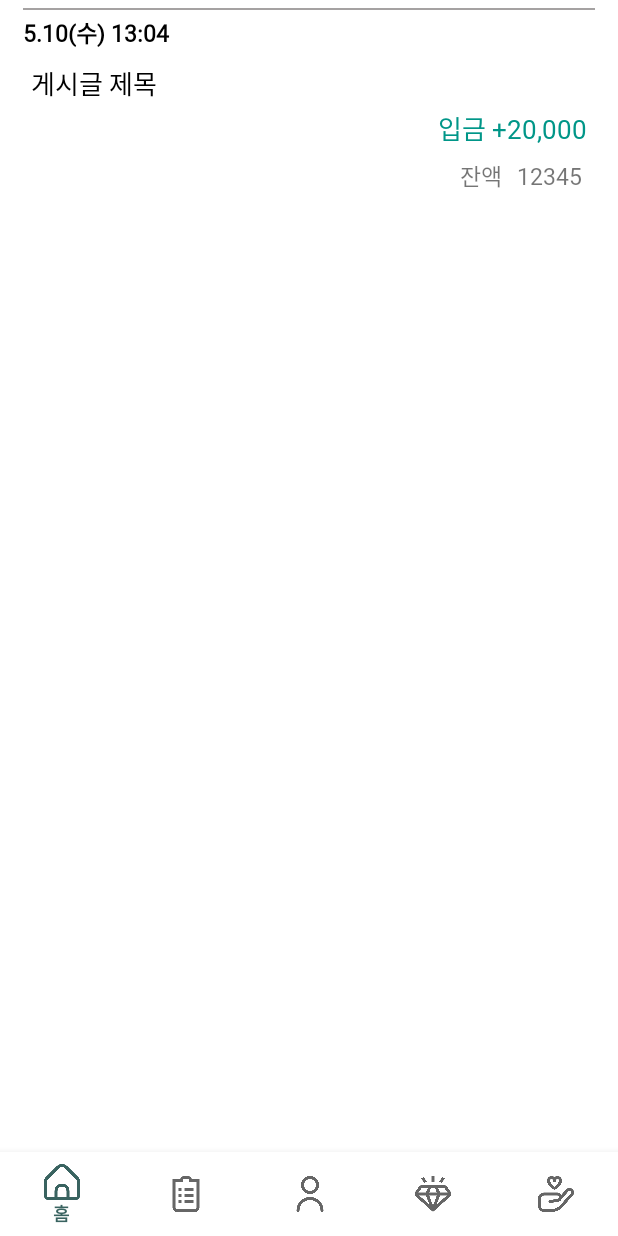
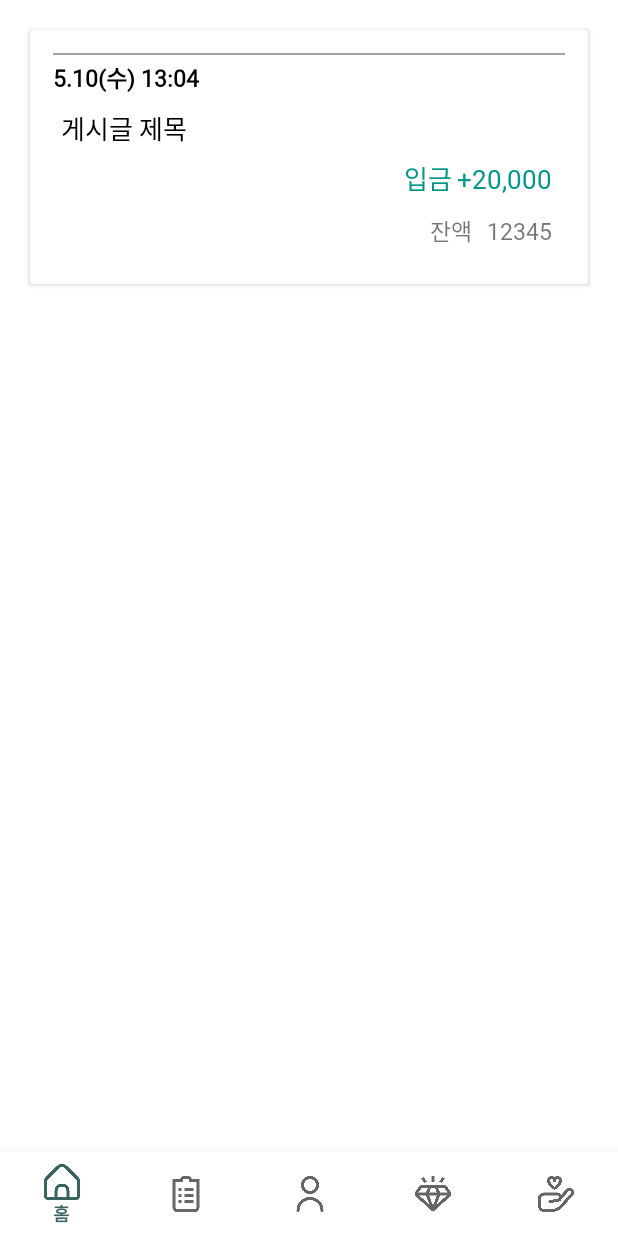
Before and after one commit to CBNU-Clover/Talent_trading_App_Frontend_Kotlin, an Android app: the fragment Fragment5_Trading_History placed in its activity, on a phone screen of 412 x 824 dp. Run offline under Robolectric (Android 15) with nearby library versions, the phone set to English and light mode, and no system bars; network calls fail.

Commit message:
로그인한 사용자의 포인트 거래 기록 완성

```diff
--- a/app/src/main/java/com/example/talent_trading_market_kt/pointfunction/PointFunctionApi.kt
+++ b/app/src/main/java/com/example/talent_trading_market_kt/pointfunction/PointFunctionApi.kt
@@ -2,6 +2,7 @@ package com.example.talent_trading_market_kt.pointfunction
 
 import com.example.talent_trading_market_kt.pointfunction.pointDTO.ChargePointDTO
 import com.example.talent_trading_market_kt.response.PostGetAllBoard
+import com.example.talent_trading_market_kt.response.pointresponse.PointHistory
 import com.example.talent_trading_market_kt.response.pointresponse.ShowPointDTO
 import retrofit2.Call
 import retrofit2.http.Body
@@ -14,4 +15,7 @@ interface PointFunctionApi{
 
     @GET("/api/vi/Point/show_point")
     fun show_point():Call<ShowPointDTO>
+
+    @GET("/api/vi/Point/point_history")
+    fun point_history():Call<List<PointHistory>>
 }
--- a/app/src/main/res/layout/point_history.xml
+++ b/app/src/main/res/layout/point_history.xml
@@ -1,14 +1,13 @@
 <?xml version="1.0" encoding="utf-8"?>
-<androidx.constraintlayout.widget.ConstraintLayout xmlns:android="http://schemas.android.com/apk/res/android"
-    xmlns:tools="http://schemas.android.com/tools"
+<androidx.cardview.widget.CardView xmlns:android="http://schemas.android.com/apk/res/android"
     android:layout_width="match_parent"
-    android:layout_height="match_parent">
+    android:layout_height="wrap_content"
+    android:layout_margin="20dp">
 
 
     <LinearLayout
         android:layout_width="match_parent"
         android:layout_height="wrap_content"
-        tools:ignore="MissingConstraints"
         android:orientation="vertical"
         android:layout_margin="10dp"
         android:padding="5dp">
@@ -20,7 +19,7 @@
             android:background="#A5A2A2" />
 
         <TextView
-            android:id="@+id/tradetime_item"
+            android:id="@+id/point_time"
             android:layout_width="match_parent"
             android:layout_height="wrap_content"
             android:background="#FFFFFF"
@@ -38,7 +37,7 @@
             android:orientation="vertical">
 
             <TextView
-                android:id="@+id/tradetiime_item"
+                android:id="@+id/trade_point_postname"
                 android:layout_width="match_parent"
                 android:layout_height="wrap_content"
                 android:background="#FFFFFF"
@@ -49,8 +48,15 @@
                 android:textColor="#000000"
                 android:textSize="17dp" />
 
+            <LinearLayout
+                android:layout_width="wrap_content"
+                android:layout_height="wrap_content"
+                android:orientation="horizontal"
+                android:layout_margin="3dp"
+                android:layout_gravity="end">
+
                 <TextView
-                android:id="@+id/tradeprice_item"
+                    android:id="@+id/point_status"
                     android:layout_width="match_parent"
                     android:layout_height="wrap_content"
                     android:layout_marginTop="3dp"
@@ -58,9 +64,25 @@
                     android:gravity="end"
                     android:background="#FFFFFF"
                     android:fontFamily="@font/malgunbd"
-                android:text="입금 +20,000"
+                    android:text="입금"
                     android:textColor="#009688"
                     android:textSize="17dp" />
+
+                <TextView
+                    android:id="@+id/trade_point_amount"
+                    android:layout_width="match_parent"
+                    android:layout_height="wrap_content"
+                    android:layout_marginTop="3dp"
+                    android:layout_marginStart="3dp"
+                    android:layout_weight="2"
+                    android:gravity="end"
+                    android:background="#FFFFFF"
+                    android:fontFamily="@font/malgunbd"
+                    android:text="+20,000"
+                    android:textColor="#009688"
+                    android:textSize="17dp" />
+
+            </LinearLayout>
 
             <LinearLayout
                 android:layout_width="wrap_content"
@@ -82,6 +104,7 @@
                     android:textSize="15dp" />
 
                 <TextView
+                    android:id="@+id/point_balance"
                     android:layout_width="match_parent"
                     android:layout_height="wrap_content"
                     android:layout_marginTop="3dp"
@@ -103,4 +126,4 @@
 
     </LinearLayout>
 
-</androidx.constraintlayout.widget.ConstraintLayout>
+</androidx.cardview.widget.CardView>
--- a/app/src/main/res/values/colors.xml
+++ b/app/src/main/res/values/colors.xml
@@ -10,4 +10,5 @@
     <color name="green_200">#FFD6DF7E</color>
     <color name="red">#FF0000</color>
     <color name="lime_green">#5da874</color>
+    <color name="blue">#0000FF</color>
 </resources>
```
Also changed, not shown: app/src/main/java/com/example/talent_trading_market_kt/pointfunction/MyPointActivity.kt (+22 -6 lines), app/src/main/java/com/example/talent_trading_market_kt/pointfunction/PointHistoryAdapter.kt (added, +60 -0 lines), app/src/main/java/com/example/talent_trading_market_kt/response/pointresponse/PointHistory.kt (+10 -0 lines), app/src/main/res/layout/activity_point.xml (+1 -9 lines). Lines whose indentation alone changed are shown as unchanged.
